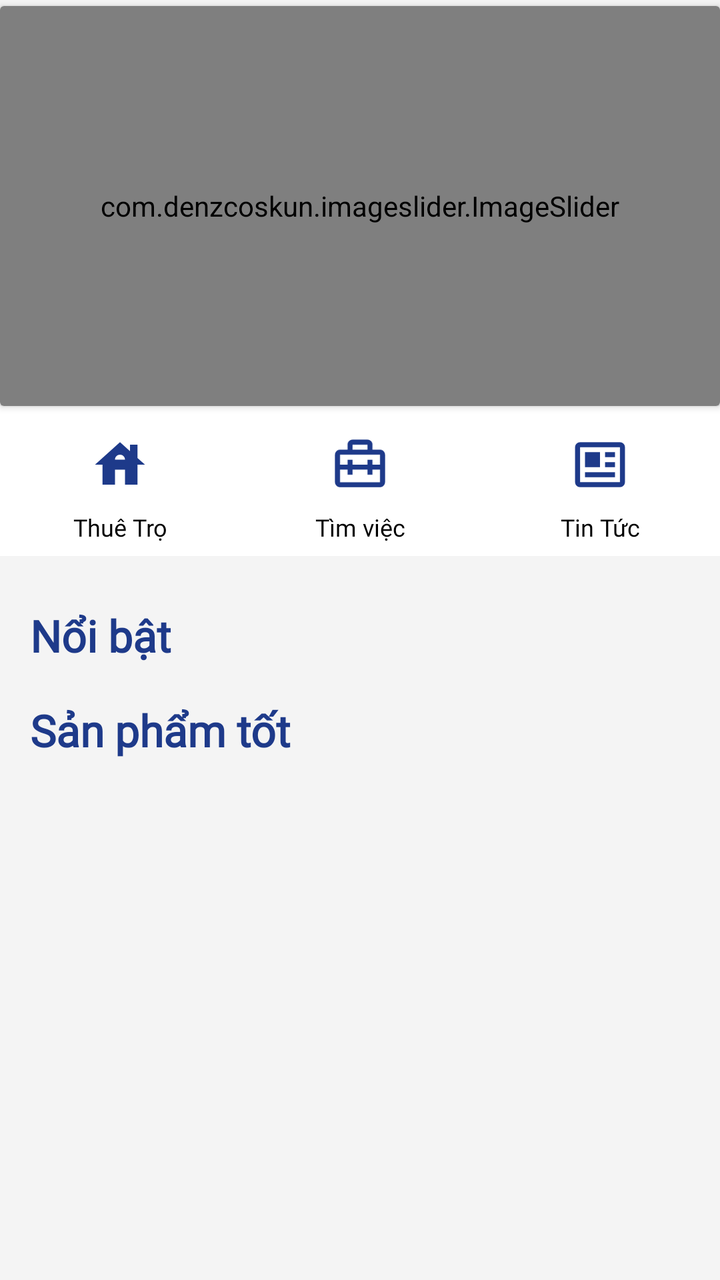
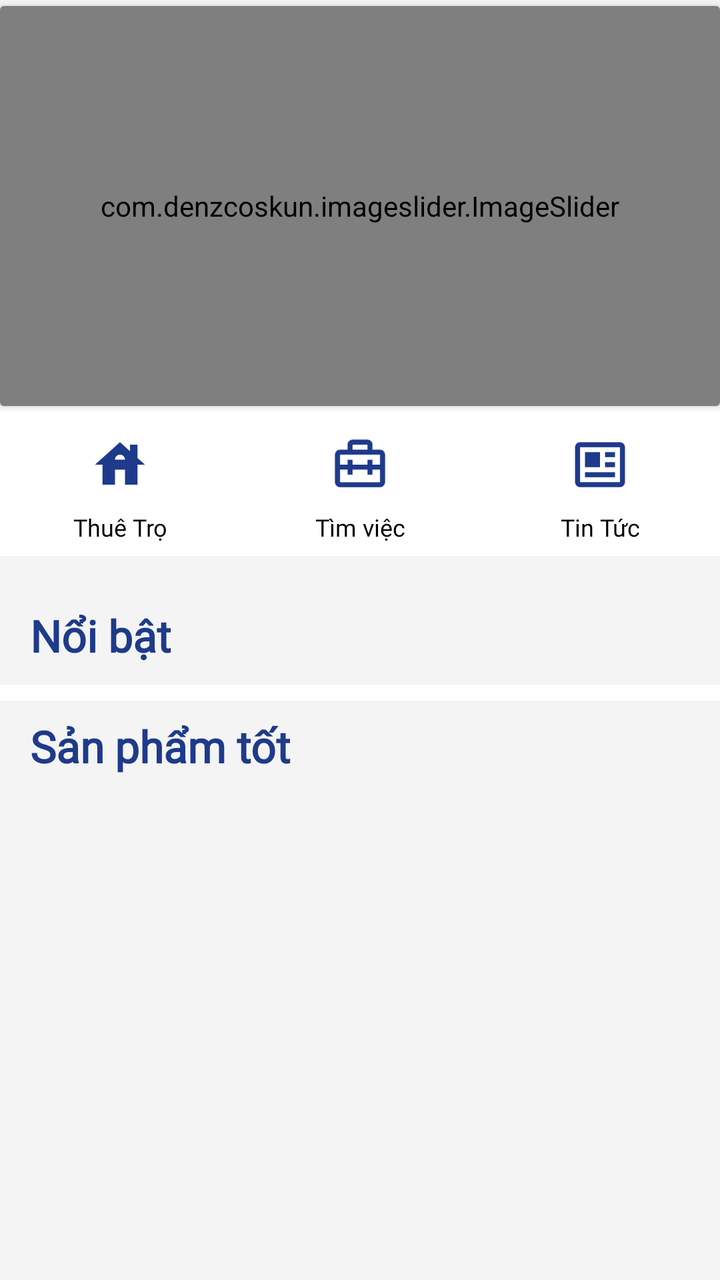

An Android layout rendered at two revisions. The XML below is the earlier revision; the diff shows what the commit changed to produce the second picture.
<!-- AndroidManifest.xml: application theme Theme.FatherOfApps -->
<!-- res/layout/fragment_home.xml -->
<?xml version="1.0" encoding="utf-8"?>
<layout xmlns:android="http://schemas.android.com/apk/res/android"
    xmlns:app="http://schemas.android.com/apk/res-auto"
    xmlns:tools="http://schemas.android.com/tools">

    <data>
        
        <variable
            name="viewModel"
            type="com.fatherofapps.androidbase.ui.home.HomeViewModel" />
    </data>

    <androidx.constraintlayout.widget.ConstraintLayout
        android:layout_width="match_parent"
        android:layout_height="match_parent"
        android:background="#fff">

    <ScrollView
        android:layout_width="match_parent"
        android:layout_height="match_parent"
        android:fillViewport="true"
        >
        <androidx.constraintlayout.widget.ConstraintLayout
            android:layout_width="match_parent"
            android:layout_height="match_parent"
            android:background="#f4f4f4"
            >

            <androidx.cardview.widget.CardView
                android:id="@+id/cardView"
                android:layout_width="match_parent"
                android:layout_height="200dp"
                android:layout_marginTop="3dp"
                android:background="@color/color_main"
                app:layout_constraintEnd_toEndOf="parent"
                app:layout_constraintStart_toStartOf="parent"
                app:layout_constraintTop_toTopOf="parent">


                <com.denzcoskun.imageslider.ImageSlider
                    android:id="@+id/image_slider"
                    android:layout_width="match_parent"
                    android:layout_height="match_parent"
                    app:iss_auto_cycle="true"
                    app:iss_delay="2000"
                    app:iss_period="2000"
                    app:iss_text_align="CENTER" />

            </androidx.cardview.widget.CardView>

            <LinearLayout
                android:id="@+id/category_container"
                android:layout_width="match_parent"
                android:layout_height="75dp"
                android:orientation="horizontal"
                app:layout_constraintEnd_toEndOf="parent"
                app:layout_constraintStart_toStartOf="parent"
                app:layout_constraintTop_toBottomOf="@+id/cardView">

                <LinearLayout
                    android:id="@+id/btn_TypeOfDishCake"
                    android:layout_width="match_parent"
                    android:layout_height="match_parent"
                    android:layout_weight="0.1"
                    android:background="#fff"
                    android:orientation="horizontal"
                    app:layout_constraintEnd_toEndOf="parent"
                    app:layout_constraintStart_toStartOf="parent"
                    app:layout_constraintTop_toTopOf="parent">

                    <LinearLayout
                        android:id="@+id/btnTypeOfDishCakes"
                        android:layout_width="match_parent"
                        android:layout_height="wrap_content"
                        android:layout_gravity="center_vertical"
                        android:layout_margin="5dp"
                        android:layout_weight="1"

                        android:orientation="vertical">


                        <ImageView
                            android:id="@+id/image_Cake"
                            android:layout_width="30dp"
                            android:layout_height="30dp"
                            android:layout_gravity="center"
                            android:layout_marginTop="8dp"
                            app:srcCompat="@drawable/ic_house" />

                        <TextView
                            android:layout_width="match_parent"
                            android:layout_height="wrap_content"
                            android:layout_marginTop="8dp"
                            android:fontFamily="@font/roboto_regular"
                            android:gravity="center"
                            android:text="Thuê Trọ"
                            android:textColor="@color/black"
                            android:textSize="12sp" />
                    </LinearLayout>

                    <LinearLayout
                        android:id="@+id/btnTypeOfDishPastry"
                        android:layout_width="match_parent"
                        android:layout_height="wrap_content"
                        android:layout_gravity="center_vertical"
                        android:layout_margin="5dp"
                        android:layout_weight="1"
                        android:orientation="vertical">


                        <ImageView
                            android:id="@+id/image_Pastry"
                            android:layout_width="30dp"
                            android:layout_height="30dp"
                            android:layout_gravity="center"
                            android:layout_marginTop="8dp"
                            app:srcCompat="@drawable/icon_work" />

                        <TextView
                            android:layout_width="match_parent"
                            android:layout_height="wrap_content"
                            android:layout_marginTop="8dp"
                            android:fontFamily="@font/roboto_regular"
                            android:gravity="center"
                            android:text="Tìm việc"
                            android:textColor="@color/black"
                            android:textSize="12sp" />

                    </LinearLayout>

                    <LinearLayout
                        android:id="@+id/btnTypeOfDishBreads"
                        android:layout_width="match_parent"
                        android:layout_height="wrap_content"
                        android:layout_gravity="center_vertical"
                        android:layout_margin="5dp"
                        android:layout_weight="1"
                        android:orientation="vertical">


                        <ImageView
                            android:id="@+id/image_Bread"
                            android:layout_width="30dp"
                            android:layout_height="30dp"
                            android:layout_gravity="center"
                            android:layout_marginTop="8dp"
                            app:srcCompat="@drawable/icon_news" />

                        <TextView
                            android:layout_width="match_parent"
                            android:layout_height="wrap_content"
                            android:layout_marginTop="8dp"
                            android:fontFamily="@font/roboto_regular"
                            android:gravity="center"
                            android:text="Tin Tức"
                            android:textColor="@color/black"
                            android:textSize="12sp" />
                    </LinearLayout>

                </LinearLayout>


            </LinearLayout>

            <androidx.constraintlayout.widget.ConstraintLayout
                android:layout_width="match_parent"
                android:layout_height="wrap_content"
                android:layout_marginTop="20dp"
                app:layout_constraintTop_toBottomOf="@+id/category_container">

                <ProgressBar
                    android:id="@+id/offerProductsProgressBar"
                    android:layout_width="wrap_content"
                    android:layout_height="wrap_content"
                    android:indeterminateTint="@color/color_main"
                    app:layout_constraintEnd_toEndOf="parent"
                    app:layout_constraintTop_toTopOf="@id/rvOfferProducts"
                    app:layout_constraintBottom_toBottomOf="@id/rvOfferProducts"
                    android:visibility="gone"
                    />

                <TextView
                    android:id="@+id/tvOfferProducts"
                    android:layout_width="wrap_content"
                    android:layout_height="wrap_content"
                    android:layout_marginTop="5dp"
                    android:fontFamily="@font/roboto_regular"
                    android:text="Nổi bật"
                    android:textStyle="bold"
                    android:textColor="@color/color_main"
                    android:textSize="22sp"
                    app:layout_constraintTop_toTopOf="parent"
                    app:layout_constraintStart_toStartOf="@id/rvOfferProducts"
                    app:layout_constraintTop_toBottomOf="@id/rvOfferProducts"/>

                <androidx.recyclerview.widget.RecyclerView
                    android:id="@+id/rvOfferProducts"
                    android:layout_width="match_parent"
                    android:layout_height="wrap_content"
                    android:orientation="vertical"
                    android:overScrollMode="never"
                    app:layout_constraintEnd_toEndOf="parent"
                    tools:listitem="@layout/product_rv_item"
                    app:layout_constraintStart_toStartOf="parent"
                    app:layout_constraintTop_toBottomOf="@id/tvOfferProducts"
                    android:layout_marginTop="10dp"
                    app:layout_constraintEnd_toStartOf="@id/offerProductsProgressBar"
                    android:layout_marginStart="15dp"
                    android:layout_marginEnd="15dp"/>

                <TextView
                    android:id="@+id/tvBestProducts"
                    android:layout_width="wrap_content"
                    android:layout_height="wrap_content"
                    android:layout_marginTop="8dp"
                    android:fontFamily="@font/roboto_regular"
                    android:text="Sản phẩm tốt"
                    android:textStyle="bold"
                    android:textColor="@color/color_main"
                    android:textSize="22sp"
                    app:layout_constraintStart_toStartOf="@id/rvOfferProducts"
                    app:layout_constraintTop_toBottomOf="@id/rvOfferProducts"/>


                <androidx.recyclerview.widget.RecyclerView
                    android:id="@+id/rvBestProducts"
                    android:layout_width="0dp"
                    android:layout_height="wrap_content"
                    android:layout_marginStart="15dp"
                    android:layout_marginTop="10dp"
                    app:layout_constraintStart_toStartOf="parent"
                    app:layout_constraintEnd_toEndOf="parent"
                    tools:listitem="@layout/product_rv_item"
                    app:layout_constraintTop_toBottomOf="@id/tvBestProducts"
                    android:layout_marginEnd="15dp"
                    android:overScrollMode="never" />


                <ProgressBar
                    android:id="@+id/bestProductsProgressBar"
                    android:layout_width="wrap_content"
                    android:layout_height="wrap_content"
                    android:indeterminateTint="@color/color_main"
                    app:layout_constraintTop_toBottomOf="@id/rvBestProducts"
                    app:layout_constraintStart_toStartOf="parent"
                    app:layout_constraintEnd_toEndOf="parent"
                    android:visibility="gone"
                    />


            </androidx.constraintlayout.widget.ConstraintLayout>
        </androidx.constraintlayout.widget.ConstraintLayout>




    </ScrollView>

    </androidx.constraintlayout.widget.ConstraintLayout>
</layout>
<!-- res/layout/product_rv_item.xml (included above) -->
<?xml version="1.0" encoding="utf-8"?>
<androidx.cardview.widget.CardView
    xmlns:android="http://schemas.android.com/apk/res/android"
    xmlns:app="http://schemas.android.com/apk/res-auto"
    android:layout_width="match_parent"
    android:layout_height="wrap_content"
    android:layout_margin="8dp"
    app:cardCornerRadius="8dp"
    android:background="#FFFFFF"
    app:cardElevation="4dp"
    app:cardBackgroundColor="#FFFFFF"> 

    <LinearLayout
        android:layout_width="match_parent"
        android:layout_height="wrap_content"
        android:orientation="vertical"
        android:padding="8dp">

        
        <androidx.cardview.widget.CardView
            android:layout_width="match_parent"
            android:layout_height="160dp"
            app:cardCornerRadius="10dp"
            android:layout_marginBottom="8dp">

            
            <FrameLayout
                android:layout_width="match_parent"
                android:layout_height="match_parent">

                
                <ImageView
                    android:id="@+id/product_image"
                    android:layout_width="match_parent"
                    android:layout_height="match_parent"
                    android:scaleType="centerCrop" />

                
                <ImageView
                    android:id="@+id/icon_camera"
                    android:layout_width="30dp"
                    android:layout_height="45dp"
                    android:src="@drawable/icon_camera"
                    android:layout_gravity="top|start"
                    android:layout_margin="4dp" />

                <TextView
                    android:id="@+id/quantityImage"
                    android:layout_width="wrap_content"
                    android:layout_height="wrap_content"
                    android:padding="7dp"
                    android:text="8"
                    android:textStyle="bold"
                    android:textColor="#FF0000"
                    android:layout_gravity="top|start"
                    android:layout_marginStart="8dp"
                    android:layout_marginTop="8dp"/>
            </FrameLayout>

        </androidx.cardview.widget.CardView>

        
        <TextView
            android:id="@+id/product_name"
            android:layout_width="wrap_content"
            android:layout_height="wrap_content"
            android:text="Tên sản phẩm"
            android:textSize="12sp"
            android:textStyle="bold"
            android:paddingTop="8dp"
            android:paddingBottom="4dp"
            android:textColor="#000000" />

        
        <LinearLayout
            android:layout_width="match_parent"
            android:layout_height="wrap_content"
            android:orientation="horizontal"
            android:gravity="center_vertical">

            
            <TextView
                android:id="@+id/product_price"
                android:layout_width="wrap_content"
                android:layout_height="wrap_content"
                android:text="Giá sản phẩm"
                android:textSize="14sp"
                android:textStyle="bold"
                android:textColor="#FF0000" />

            
            <ImageView
                android:id="@+id/favorite_icon"
                android:layout_width="24dp"
                android:layout_height="24dp"
                android:layout_gravity="end"
                android:layout_marginStart="8dp"
                android:src="@drawable/icon_favorite" />
        </LinearLayout>

        
        <LinearLayout
            android:layout_width="match_parent"
            android:layout_height="wrap_content"
            android:orientation="horizontal"
            android:gravity="center_vertical"
            android:paddingTop="4dp">

            
            <LinearLayout
                android:layout_width="0dp"
                android:layout_height="wrap_content"
                android:layout_weight="1"
                android:orientation="horizontal"
                android:gravity="center_vertical">

                
                <ImageView
                    android:layout_width="16dp"
                    android:layout_height="16dp"
                    android:src="@drawable/icon_timer"/>

                <TextView
                    android:id="@+id/product_last_modified"
                    android:layout_width="wrap_content"
                    android:layout_height="wrap_content"
                    android:text="Thông tin bổ sung"
                    android:textSize="8sp"
                    android:textStyle="bold"
                    android:textColor="#888888"
                    android:layout_marginStart="4dp" />
            </LinearLayout>

            
            <LinearLayout
                android:layout_width="0dp"
                android:layout_height="wrap_content"
                android:layout_weight="1"
                android:orientation="horizontal"
                android:gravity="center_vertical">

                
                <ImageView
                    android:layout_width="16dp"
                    android:layout_height="16dp"
                    android:src="@drawable/icon_loaction" />

                <TextView
                    android:id="@+id/product_location"
                    android:layout_width="wrap_content"
                    android:layout_height="wrap_content"
                    android:text="Vị trí"
                    android:textStyle="bold"
                    android:textSize="8sp"
                    android:textColor="#888888"
                    android:layout_marginStart="4dp" />
            </LinearLayout>
        </LinearLayout>
    </LinearLayout>
</androidx.cardview.widget.CardView>
<!-- resources referenced by this layout -->
<resources>
  <color name="black">#FF000000</color>
  <color name="color_main">#1E3A8A</color>
  <!-- drawable ic_house (drawable) -->
  <vector xmlns:android="http://schemas.android.com/apk/res/android" android:height="24dp" android:tint="@color/color_main" android:viewportHeight="24" android:viewportWidth="24" android:width="24dp">
        
      <path android:fillColor="@android:color/white" android:pathData="M19,9.3V4h-3v2.6L12,3L2,12h3v8h5v-6h4v6h5v-8h3L19,9.3zM10,10c0,-1.1 0.9,-2 2,-2s2,0.9 2,2H10z"/>
      
  </vector>
  <!-- drawable icon_camera (drawable) -->
  <vector xmlns:android="http://schemas.android.com/apk/res/android"
      android:width="24dp"
      android:height="24dp"
      android:viewportWidth="24"
      android:viewportHeight="24">
  
    <path
        android:fillColor="@color/grey_font"
        android:pathData="M20,5h-2.586l-2.707,-2.707A0.996,0.996 0,0 0,14 2h-4a0.996,0.996 0,0 0,-0.707 0.293L6.586,5H4c-1.103,0 -2,0.897 -2,2v11c0,1.103 0.897,2 2,2h16c1.103,0 2,-0.897 2,-2V7c0,-1.103 -0.897,-2 -2,-2zM4,18V7h3c0.266,0 0.52,-0.105 0.707,-0.293L10.414,4h3.172l2.707,2.707A0.996,0.996 0,0 0,17 7h3l0.002,11H4z"/>
  </vector>
  <!-- drawable icon_favorite (drawable) -->
  <vector xmlns:android="http://schemas.android.com/apk/res/android" android:height="24dp" android:tint="#D0021C" android:viewportHeight="24" android:viewportWidth="24" android:width="24dp">
        
      <path android:fillColor="@android:color/white" android:pathData="M16.5,3c-1.74,0 -3.41,0.81 -4.5,2.09C10.91,3.81 9.24,3 7.5,3 4.42,3 2,5.42 2,8.5c0,3.78 3.4,6.86 8.55,11.54L12,21.35l1.45,-1.32C18.6,15.36 22,12.28 22,8.5 22,5.42 19.58,3 16.5,3zM12.1,18.55l-0.1,0.1 -0.1,-0.1C7.14,14.24 4,11.39 4,8.5 4,6.5 5.5,5 7.5,5c1.54,0 3.04,0.99 3.57,2.36h1.87C13.46,5.99 14.96,5 16.5,5c2,0 3.5,1.5 3.5,3.5 0,2.89 -3.14,5.74 -7.9,10.05z"/>
      
  </vector>
  <!-- drawable icon_loaction (drawable) -->
  <vector xmlns:android="http://schemas.android.com/apk/res/android"
      android:width="24dp"
      android:height="24dp"
      android:viewportWidth="24"
      android:viewportHeight="24">
    <path
        android:fillColor="@color/color_main"
        android:pathData="M11.42,21.815a1.004,1.004 0,0 0,1.16 0C12.884,21.598 20.029,16.44 20,10c0,-4.411 -3.589,-8 -8,-8S4,5.589 4,9.996c-0.029,6.444 7.116,11.602 7.42,11.819zM12,4c3.309,0 6,2.691 6,6.004 0.021,4.438 -4.388,8.423 -6,9.731 -1.611,-1.308 -6.021,-5.293 -6,-9.735 0,-3.309 2.691,-6 6,-6z"/>
    <path
        android:fillColor="@color/color_main"
        android:pathData="M11,14h2v-3h3V9h-3V6h-2v3H8v2h3z"/>
  </vector>
  <!-- drawable icon_timer (drawable) -->
  <vector xmlns:android="http://schemas.android.com/apk/res/android"
      android:width="24dp"
      android:height="24dp"
      android:viewportWidth="24"
      android:viewportHeight="24">
    <path
        android:fillColor="@color/color_main"
        android:pathData="m20.145,8.27 l1.563,-1.563 -1.414,-1.414L18.586,7c-1.05,-0.63 -2.274,-1 -3.586,-1 -3.859,0 -7,3.14 -7,7s3.141,7 7,7 7,-3.14 7,-7a6.966,6.966 0,0 0,-1.855 -4.73zM15,18c-2.757,0 -5,-2.243 -5,-5s2.243,-5 5,-5 5,2.243 5,5 -2.243,5 -5,5z"/>
    <path
        android:fillColor="@color/color_main"
        android:pathData="M14,10h2v4h-2zM13,3h4v2h-4zM3,8h4v2L3,10zM3,16h4v2L3,18zM2,12h3.99v2L2,14z"/>
  </vector>
  <!-- drawable icon_work (drawable) -->
  <vector xmlns:android="http://schemas.android.com/apk/res/android"
      android:width="24dp"
      android:height="24dp"
      android:viewportWidth="24"
      android:viewportHeight="24">
    <path
        android:fillColor="@color/color_main"
        android:pathData="M20,6h-3L17,4c0,-1.103 -0.897,-2 -2,-2L9,2c-1.103,0 -2,0.897 -2,2v2L4,6c-1.103,0 -2,0.897 -2,2v11c0,1.103 0.897,2 2,2h16c1.103,0 2,-0.897 2,-2L22,8c0,-1.103 -0.897,-2 -2,-2zM15,4v2L9,6L9,4h6zM4,8h16v4h-3v-2h-2v2L9,12v-2L7,10v2L4,12L4,8zM4,19v-5h3v2h2v-2h6v2h2v-2h3.001v5L4,19z"/>
  </vector>
  <color name="primaryColor">#ff6c2f</color>
  <color name="primaryDarkColor">#c53a00</color>
  <color name="white">#FFFFFFFF</color>
  <color name="primaryLightColor">#ff9e5d</color>
  <!-- unchanged entries left out for length: 2 -->
</resources>

<!-- the commit's change to res/layout/fragment_home.xml (unified diff, before → after) -->
@@ -23,8 +23,7 @@
         <androidx.constraintlayout.widget.ConstraintLayout
             android:layout_width="match_parent"
             android:layout_height="match_parent"
-            android:background="#f4f4f4"
-            >
+            android:background="#f4f4f4">
 
             <androidx.cardview.widget.CardView
                 android:id="@+id/cardView"
@@ -208,6 +207,18 @@
                     android:layout_marginStart="15dp"
                     android:layout_marginEnd="15dp"/>
 
+                <LinearLayout
+                    android:id="@+id/linearLayout4"
+                    android:layout_width="match_parent"
+                    android:layout_height="wrap_content"
+                    android:background="#FFFF"
+                    android:gravity="center_vertical"
+                    android:orientation="horizontal"
+                    android:padding="4dp"
+                    app:layout_constraintEnd_toEndOf="parent"
+                    app:layout_constraintTop_toBottomOf="@id/rvOfferProducts"
+                    app:layout_constraintStart_toStartOf="parent" />
+
                 <TextView
                     android:id="@+id/tvBestProducts"
                     android:layout_width="wrap_content"
@@ -219,7 +230,7 @@
                     android:textColor="@color/color_main"
                     android:textSize="22sp"
                     app:layout_constraintStart_toStartOf="@id/rvOfferProducts"
-                    app:layout_constraintTop_toBottomOf="@id/rvOfferProducts"/>
+                    app:layout_constraintTop_toBottomOf="@id/linearLayout4"/>
 
 
                 <androidx.recyclerview.widget.RecyclerView
